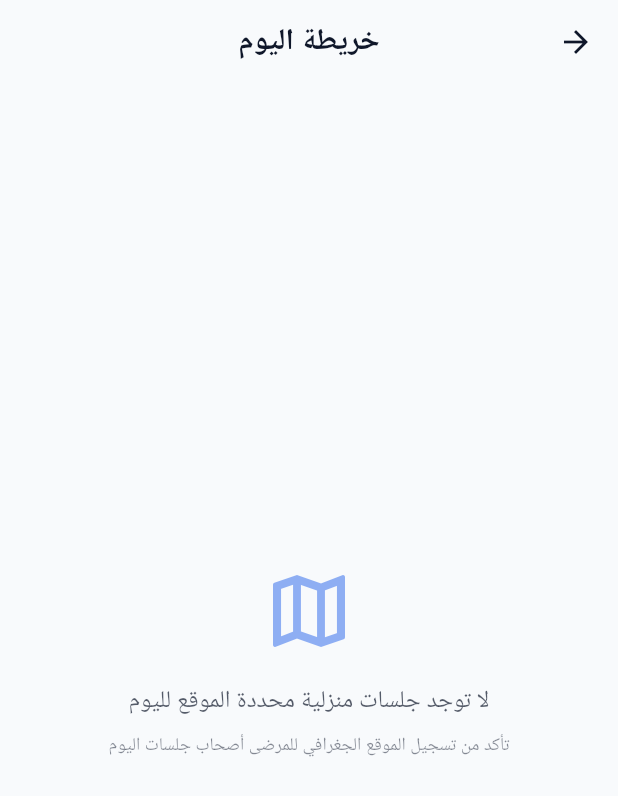
After one commit to omarAhmed7525/Physical-Therapy-App, a Flutter app: the TodayRouteView screen opened directly, on a phone screen of 412 x 824 dp. The commit adds this screen. Shown: the top 796 px of the screen. Run offline on Flutter 3.47's test engine with Material 3 defaults, Android fonts, the phone set to English and light mode, and no system bars; our stand-ins replace cloud_firestore, firebase_auth, firebase_core, flutter_local_notifications, flutter_map, flutter_timezone and 5 more; accounts and stored records are empty; generated files the repository leaves out were written again; Roboto replaces fonts that are missing (Cairo).

Commit message:
Workstream C5: today's home-visit route map with OpenStreetMap, markers, polyline and navigation

```diff
--- a/lib/app/routes.dart
+++ b/lib/app/routes.dart
@@ -10,6 +10,7 @@ import 'package:physical_therapy/features/sessions/sessions_view.dart';
 import 'package:physical_therapy/features/sessions/add_session_view.dart';
 import 'package:physical_therapy/features/sessions/edit_session_view.dart';
 import 'package:physical_therapy/features/reports/reports_view.dart';
+import 'package:physical_therapy/features/route/today_route_view.dart';
 import 'package:physical_therapy/features/settings/settings_view.dart';
 import 'package:physical_therapy/models/patient_model.dart';
 import 'package:physical_therapy/models/session_model.dart';
@@ -83,6 +84,9 @@ abstract class AppRoutes {
       case debts:
         return _fade(const DebtsView());
 
+      case todayRoute:
+        return _fade(const TodayRouteView());
+
       default:
         return _fade(
           Scaffold(
--- /dev/null
+++ b/lib/core/utils/maps_route_builder.dart
@@ -0,0 +1,75 @@
+import 'package:latlong2/latlong.dart';
+import 'package:physical_therapy/models/patient_model.dart';
+import 'package:physical_therapy/models/session_model.dart';
+
+/// One stop on today's home-visit route.
+class RouteStop {
+  final int stopNumber;
+  final SessionModel session;
+  final PatientModel patient;
+  final LatLng location;
+
+  const RouteStop({
+    required this.stopNumber,
+    required this.session,
+    required this.patient,
+    required this.location,
+  });
+}
+
+/// Pure helper for building and ordering today's home-visit route.
+abstract class MapsRouteBuilder {
+  /// Builds sorted stops from today's sessions for patients who have coordinates.
+  /// Sessions are ordered chronologically by session date/time.
+  static List<RouteStop> buildTodayRoute({
+    required List<SessionModel> todaySessions,
+    required Map<String, PatientModel> patientsMap,
+  }) {
+    final validSessions = todaySessions.where((s) {
+      if (s.status == SessionStatus.cancelled) return false;
+      final patient = patientsMap[s.patientId];
+      return patient != null && patient.location != null;
+    }).toList();
+
+    // Sort chronologically by time
+    validSessions.sort((a, b) => a.date.compareTo(b.date));
+
+    final stops = <RouteStop>[];
+    for (int i = 0; i < validSessions.length; i++) {
+      final s = validSessions[i];
+      final p = patientsMap[s.patientId]!;
+      stops.add(
+        RouteStop(
+          stopNumber: i + 1,
+          session: s,
+          patient: p,
+          location: LatLng(p.location!.latitude, p.location!.longitude),
+        ),
+      );
+    }
+
+    return stops;
+  }
+
+  /// Builds a Google Maps Directions URL for navigation through the stops in order.
+  static Uri buildDirectionsUri(List<RouteStop> stops) {
+    if (stops.isEmpty) return Uri.parse('https://www.google.com/maps');
+
+    if (stops.length == 1) {
+      final loc = stops.first.location;
+      return Uri.parse(
+        'https://www.google.com/maps/dir/?api=1&destination=${loc.latitude},${loc.longitude}',
+      );
+    }
+
+    final dest = stops.last.location;
+    final waypoints = stops
+        .sublist(0, stops.length - 1)
+        .map((s) => '${s.location.latitude},${s.location.longitude}')
+        .join('|');
+
+    return Uri.parse(
+      'https://www.google.com/maps/dir/?api=1&destination=${dest.latitude},${dest.longitude}&waypoints=${Uri.encodeComponent(waypoints)}',
+    );
+  }
+}
--- /dev/null
+++ b/lib/features/route/today_route_view.dart
@@ -0,0 +1,212 @@
+import 'package:flutter/material.dart';
+import 'package:flutter_map/flutter_map.dart';
+import 'package:latlong2/latlong.dart';
+import 'package:physical_therapy/core/services/maps_service.dart';
+import 'package:physical_therapy/core/utils/date_helper.dart';
+import 'package:physical_therapy/core/utils/maps_route_builder.dart';
+import 'package:physical_therapy/providers/patient_provider.dart';
+import 'package:physical_therapy/providers/session_provider.dart';
+import 'package:provider/provider.dart';
+
+class TodayRouteView extends StatelessWidget {
+  const TodayRouteView({super.key});
+
+  static const String _appId = 'com.example.physical_therapy';
+
+  @override
+  Widget build(BuildContext context) {
+    final theme = Theme.of(context);
+    final textTheme = theme.textTheme;
+
+    final sessionProvider = context.watch<SessionProvider>();
+    final patientProvider = context.watch<PatientProvider>();
+
+    final patientsMap = {for (var p in patientProvider.patients) p.id: p};
+    final todaySessions = sessionProvider.todaySessions;
+
+    final stops = MapsRouteBuilder.buildTodayRoute(
+      todaySessions: todaySessions,
+      patientsMap: patientsMap,
+    );
+
+    // Initial center point: first stop location, or default to Cairo (30.0444, 31.2357)
+    final initialCenter = stops.isNotEmpty
+        ? stops.first.location
+        : const LatLng(30.0444, 31.2357);
+
+    return Scaffold(
+      appBar: AppBar(
+        title: const Text('خريطة اليوم'),
+      ),
+      body: stops.isEmpty
+          ? Center(
+              child: Padding(
+                padding: const EdgeInsets.all(24.0),
+                child: Column(
+                  mainAxisAlignment: MainAxisAlignment.center,
+                  children: [
+                    Icon(
+                      Icons.map_outlined,
+                      size: 64,
+                      color: theme.colorScheme.primary.withValues(alpha: 0.5),
+                    ),
+                    const SizedBox(height: 16),
+                    Text(
+                      'لا توجد جلسات منزلية محددة الموقع لليوم',
+                      style: textTheme.titleMedium?.copyWith(
+                        color: theme.colorScheme.onSurface.withValues(alpha: 0.7),
+                      ),
+                      textAlign: TextAlign.center,
+                    ),
+                    const SizedBox(height: 8),
+                    Text(
+                      'تأكد من تسجيل الموقع الجغرافي للمرضى أصحاب جلسات اليوم',
+                      style: textTheme.bodySmall?.copyWith(
+                        color: theme.colorScheme.onSurface.withValues(alpha: 0.5),
+                      ),
+                      textAlign: TextAlign.center,
+                    ),
+                  ],
+                ),
+              ),
+            )
+          : Column(
+              children: [
+                // ── Interactive Map ──────────────────────────────────────────
+                Expanded(
+                  flex: 3,
+                  child: FlutterMap(
+                    options: MapOptions(
+                      initialCenter: initialCenter,
+                      initialZoom: 13.0,
+                    ),
+                    children: [
+                      TileLayer(
+                        urlTemplate: 'https://tile.openstreetmap.org/{z}/{x}/{y}.png',
+                        userAgentPackageName: _appId,
+                      ),
+                      if (stops.length > 1)
+                        PolylineLayer(
+                          polylines: [
+                            Polyline(
+                              points: stops.map((s) => s.location).toList(),
+                              strokeWidth: 4.0,
+                              color: theme.colorScheme.primary,
+                            ),
+                          ],
+                        ),
+                      MarkerLayer(
+                        markers: stops.map((stop) {
+                          return Marker(
+                            point: stop.location,
+                            width: 38,
+                            height: 38,
+                            child: Container(
+                              decoration: BoxDecoration(
+                                color: theme.colorScheme.primary,
+                                shape: BoxShape.circle,
+                                border: Border.all(
+                                  color: Colors.white,
+                                  width: 2,
+                                ),
+                              ),
+                              alignment: Alignment.center,
+                              child: Text(
+                                '${stop.stopNumber}',
+                                style: const TextStyle(
+                                  color: Colors.white,
+                                  fontWeight: FontWeight.bold,
+                                  fontSize: 14,
+                                ),
+                              ),
+                            ),
+                          );
+                        }).toList(),
+                      ),
+                    ],
+                  ),
+                ),
+
+                // ── Action Banner ────────────────────────────────────────────
+                Container(
+                  padding: const EdgeInsets.symmetric(horizontal: 16.0, vertical: 12.0),
+                  color: theme.colorScheme.surface,
+                  child: Row(
+                    mainAxisAlignment: MainAxisAlignment.spaceBetween,
+                    children: [
+                      Text(
+                        'مسار الزيارات (${stops.length} محطات)',
+                        style: textTheme.titleMedium?.copyWith(
+                          fontWeight: FontWeight.bold,
+                        ),
+                      ),
+                      ElevatedButton.icon(
+                        onPressed: () async {
+                          final uri = MapsRouteBuilder.buildDirectionsUri(stops);
+                          final ok = await MapsService.openRouteDirections(uri);
+                          if (!ok && context.mounted) {
+                            ScaffoldMessenger.of(context).showSnackBar(
+                              const SnackBar(content: Text('تعذر فتح تطبيق الخرائط')),
+                            );
+                          }
+                        },
+                        icon: const Icon(Icons.navigation, size: 18),
+                        label: const Text('ابدأ الطريق'),
+                      ),
+                    ],
+                  ),
+                ),
+                const Divider(height: 1),
+
+                // ── Stops List ───────────────────────────────────────────────
+                Expanded(
+                  flex: 2,
+                  child: ListView.separated(
+                    padding: const EdgeInsets.all(12.0),
+                    itemCount: stops.length,
+                    separatorBuilder: (context, index) => const SizedBox(height: 8),
+                    itemBuilder: (context, index) {
+                      final stop = stops[index];
+                      return Card(
+                        child: ListTile(
+                          leading: CircleAvatar(
+                            radius: 16,
+                            backgroundColor: theme.colorScheme.primary,
+                            child: Text(
+                              '${stop.stopNumber}',
+                              style: const TextStyle(
+                                color: Colors.white,
+                                fontWeight: FontWeight.bold,
+                                fontSize: 13,
+                              ),
+                            ),
+                          ),
+                          title: Text(
+                            stop.patient.name,
+                            style: const TextStyle(fontWeight: FontWeight.bold),
+                          ),
+                          subtitle: Text(
+                            'الساعة ${DateHelper.formatTime(stop.session.date)} • ${stop.patient.address.isNotEmpty ? stop.patient.address : 'عنوان غير محدد'}',
+                            maxLines: 1,
+                            overflow: TextOverflow.ellipsis,
+                          ),
+                          trailing: IconButton(
+                            icon: const Icon(Icons.directions),
+                            tooltip: 'الاتجاهات لهذه المحطة',
+                            onPressed: () {
+                              MapsService.openGoogleMaps(
+                                stop.location.latitude,
+                                stop.location.longitude,
+                              );
+                            },
+                          ),
+                        ),
+                      );
+                    },
+                  ),
+                ),
+              ],
+            ),
+    );
+  }
+}
```
Also changed, not shown: lib/core/services/maps_service.dart (+11 -0 lines), lib/features/dashboard/dashboard_view.dart (+7 -0 lines).
